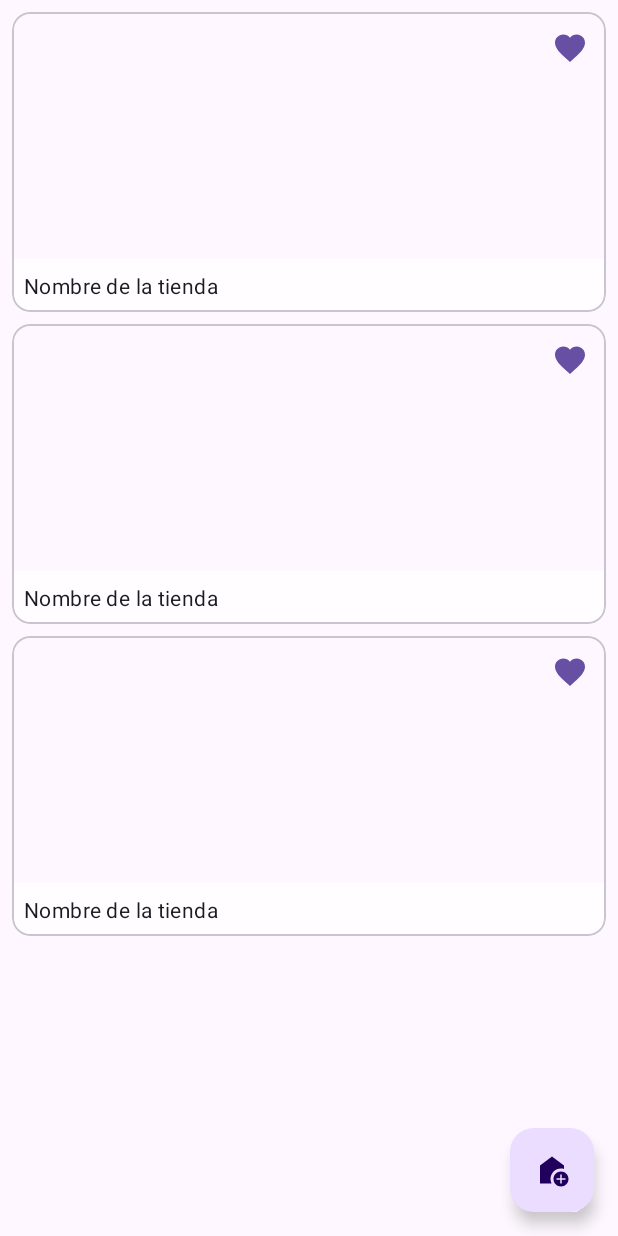
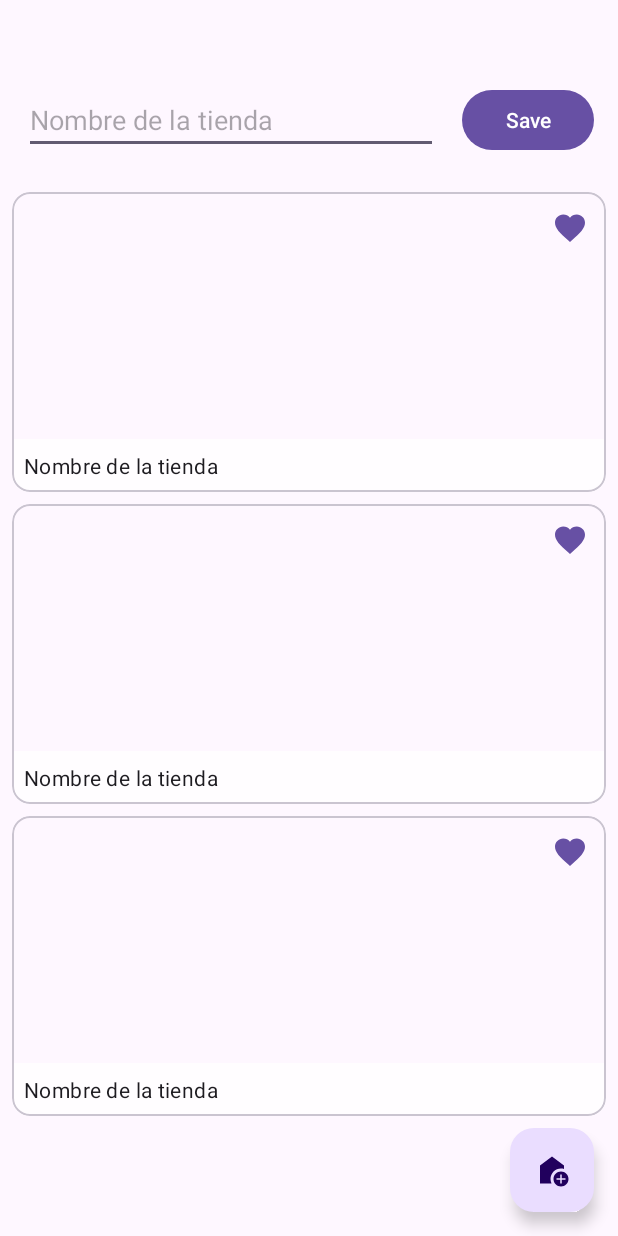
Before and after one commit to SotoMatiasE/AppStore, an Android app: the layout activity_main.xml on its own in the app's theme, with its tools: preview values and no code run, on a phone screen of 412 x 824 dp. Run offline under Robolectric (Android 15) with nearby library versions, the phone set to English and light mode, and no system bars.

Commit message:
Creamos y vinculamos los layouts con sus objetos

```diff
--- a/app/build.gradle.kts
+++ b/app/build.gradle.kts
@@ -33,6 +33,10 @@ android {
     kotlinOptions {
         jvmTarget = "1.8"
     }
+
+    buildFeatures {
+        viewBinding = true
+    }
 }
 
 dependencies {
--- a/app/src/main/java/com/example/stores/MainActivity.kt
+++ b/app/src/main/java/com/example/stores/MainActivity.kt
@@ -6,11 +6,14 @@ import androidx.appcompat.app.AppCompatActivity
 import androidx.core.view.ViewCompat
 import androidx.core.view.WindowInsetsCompat
 
-class MainActivity : AppCompatActivity() {
+class MainActivity : AppCompatActivity(), OnClickListener {
     override fun onCreate(savedInstanceState: Bundle?) {
         super.onCreate(savedInstanceState)
         enableEdgeToEdge()
         setContentView(R.layout.activity_main)
 
     }
+
+    override fun onClick(store: Store) {
+    }
 }
--- /dev/null
+++ b/app/src/main/java/com/example/stores/OnClickListener.kt
@@ -0,0 +1,5 @@
+package com.example.stores
+
+interface OnClickListener {
+    fun onClick(store: Store)
+}
--- a/app/src/main/res/layout/activity_main.xml
+++ b/app/src/main/res/layout/activity_main.xml
@@ -3,18 +3,40 @@
     xmlns:app="http://schemas.android.com/apk/res-auto"
     xmlns:tools="http://schemas.android.com/tools"
     android:id="@+id/ContainerMain"
+    android:layout_marginTop="40dp"
     android:layout_width="match_parent"
     android:layout_height="match_parent"
     tools:context=".MainActivity">
+
+    <com.google.android.material.button.MaterialButton
+        android:id="@+id/btnSave"
+        android:layout_width="wrap_content"
+        android:layout_height="wrap_content"
+        android:text="Save"
+        android:layout_margin="@dimen/common_padding_default"
+        app:layout_constraintEnd_toEndOf="parent"
+        app:layout_constraintTop_toTopOf="parent"/>
+
+    <EditText
+        android:id="@+id/edName"
+        android:layout_width="0dp"
+        android:layout_height="wrap_content"
+        android:layout_marginHorizontal="@dimen/common_padding_default"
+        android:hint="@string/store_name"
+        app:layout_constraintStart_toStartOf="parent"
+        app:layout_constraintEnd_toStartOf="@id/btnSave"
+        app:layout_constraintTop_toTopOf="@id/btnSave"
+        app:layout_constraintBottom_toBottomOf="@id/btnSave"/>
 
     <androidx.recyclerview.widget.RecyclerView
         android:id="@+id/recyclerView"
         android:layout_width="0dp"
         android:layout_height="0dp"
+        android:layout_marginTop="@dimen/common_padding_default"
         tools:listitem="@layout/item_store"
         app:layout_constraintStart_toStartOf="parent"
         app:layout_constraintEnd_toEndOf="parent"
-        app:layout_constraintTop_toTopOf="parent"
+        app:layout_constraintTop_toBottomOf="@id/btnSave"
         app:layout_constraintBottom_toBottomOf="parent"/>
 
     <com.google.android.material.floatingactionbutton.FloatingActionButton
```
Also changed, not shown: app/src/main/java/com/example/stores/Store.kt (added, +7 -0 lines), app/src/main/java/com/example/stores/StoreAdapter.kt (added, +47 -0 lines).
